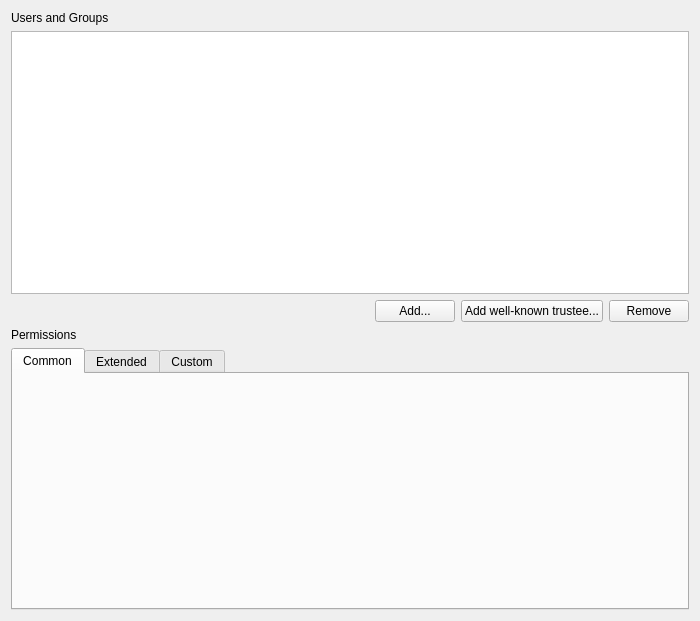
Samael340/admc, file src/admc/tabs/security_tab.ui: the form before one commit.
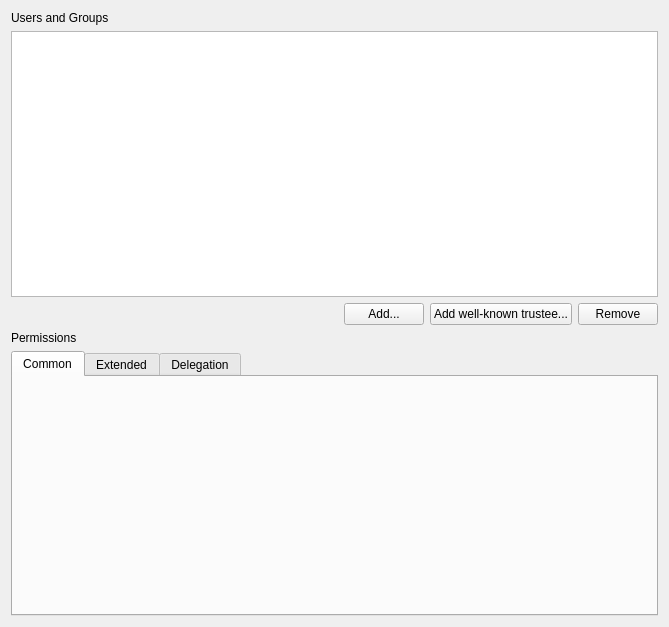
The form after the commit. The open tabs and pages were chosen to show the change. Custom widgets are drawn as their Qt base class.

Commit message:
Add permission widgets to security tab
Implementation of permissions moved from SecurityTab class to
permission widget classes.

The edit to the form file:
```diff
--- a/src/admc/tabs/security_tab.ui
+++ b/src/admc/tabs/security_tab.ui
@@ -6,8 +6,8 @@
    <rect>
     <x>0</x>
     <y>0</y>
-    <width>700</width>
-    <height>621</height>
+    <width>669</width>
+    <height>627</height>
    </rect>
   </property>
   <property name="windowTitle">
@@ -84,13 +84,49 @@
    </item>
    <item>
     <widget class="QTabWidget" name="permissions_tab_widget">
+     <property name="sizePolicy">
+      <sizepolicy hsizetype="Expanding" vsizetype="Expanding">
+       <horstretch>1</horstretch>
+       <verstretch>0</verstretch>
+      </sizepolicy>
+     </property>
      <property name="currentIndex">
-      <number>2</number>
+      <number>0</number>
+     </property>
+     <property name="tabBarAutoHide">
+      <bool>false</bool>
      </property>
      <widget class="QWidget" name="common_permissions_tab">
       <attribute name="title">
        <string>Common</string>
       </attribute>
+      <layout class="QVBoxLayout" name="verticalLayout_2">
+       <property name="leftMargin">
+        <number>2</number>
+       </property>
+       <property name="topMargin">
+        <number>2</number>
+       </property>
+       <property name="rightMargin">
+        <number>2</number>
+       </property>
+       <property name="bottomMargin">
+        <number>2</number>
+       </property>
+       <item>
+        <widget class="CommonPermissionsWidget" name="common_permissions_widget" native="true">
+         <property name="sizePolicy">
+          <sizepolicy hsizetype="Expanding" vsizetype="Expanding">
+           <horstretch>0</horstretch>
+           <verstretch>0</verstretch>
+          </sizepolicy>
+         </property>
+         <property name="layoutDirection">
+          <enum>Qt::LeftToRight</enum>
+         </property>
+        </widget>
+       </item>
+      </layout>
      </widget>
      <widget class="QWidget" name="extended_permissions_tab">
       <attribute name="title">
@@ -99,13 +135,33 @@
      </widget>
      <widget class="QWidget" name="custom_permissions_tab">
       <attribute name="title">
-       <string>Custom</string>
+       <string>Delegation</string>
       </attribute>
      </widget>
     </widget>
    </item>
   </layout>
  </widget>
+ <customwidgets>
+  <customwidget>
+   <class>CommonPermissionsWidget</class>
+   <extends>QWidget</extends>
+   <header>permission_control_widgets/common_permissions_widget.h</header>
+   <container>1</container>
+  </customwidget>
+  <customwidget>
+   <class>ExtendedPermissionsWidget</class>
+   <extends>QWidget</extends>
+   <header>permission_control_widgets/extended_permissions_widget.h</header>
+   <container>1</container>
+  </customwidget>
+  <customwidget>
+   <class>DelegationPermissionsWidget</class>
+   <extends>QWidget</extends>
+   <header>permission_control_widgets/delegation_permissions_widget.h</header>
+   <container>1</container>
+  </customwidget>
+ </customwidgets>
  <resources/>
  <connections/>
 </ui>
```
Left out of the diff: 36 changed lines with no effect on the pictures. The commit also changes 2 other files.
